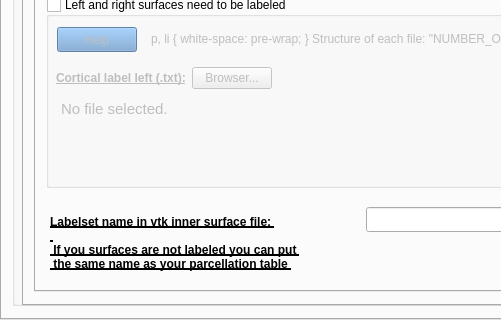
HZBCPP/CONTINUITY-lite, file interface_tab.ui: the form before one commit; both pictures show x 0 to 501 and y 311 to 631 of the 1128 by 631 pixel window.
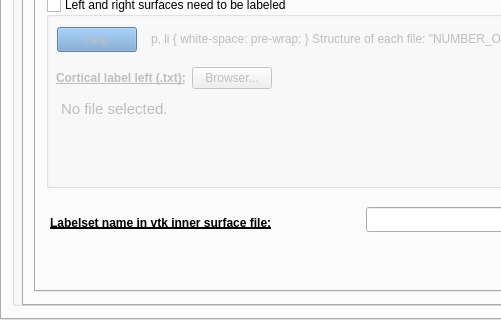
The form after the commit. The open tabs and pages were chosen to show the change.

Commit message: ENH: update interface

```diff
--- a/interface_tab.ui
+++ b/interface_tab.ui
@@ -1162,7 +1162,7 @@
            <x>14</x>
            <y>380</y>
            <width>341</width>
-           <height>71</height>
+           <height>31</height>
           </rect>
          </property>
          <property name="font">
@@ -1173,10 +1173,7 @@
           </font>
          </property>
          <property name="text">
-          <string>Labelset name in vtk inner surface file: 
- 
- If you surfaces are not labeled you can put 
- the same name as your parcellation table </string>
+          <string>Labelset name in vtk inner surface file:</string>
          </property>
         </widget>
         <widget class="QLineEdit" name="labelset_lineEdit">
```
Left out of the diff: 4 changed lines with no effect on the pictures.
